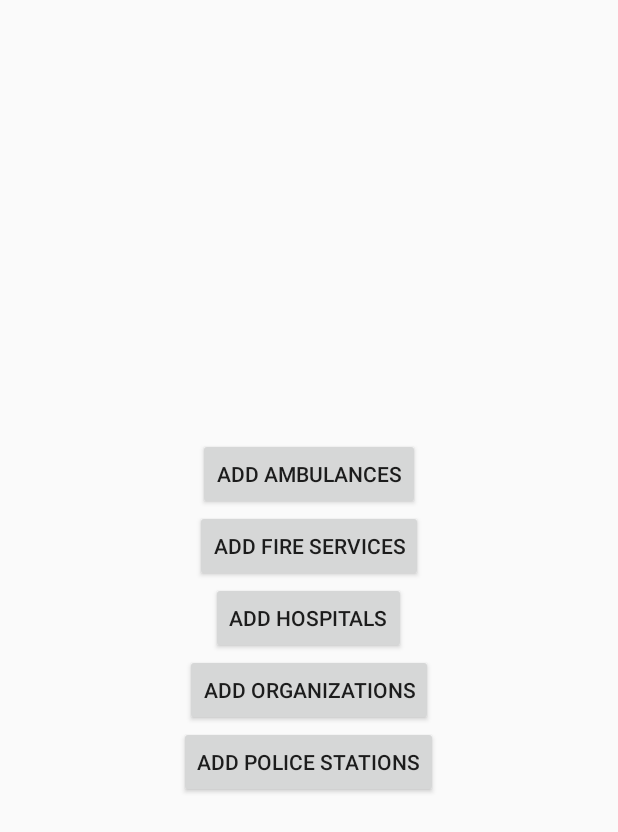
After one commit to sifatabdullah386/SafeGuard, an Android app: the AdminPanel screen opened directly, with no data from a screen before it, on a phone screen of 412 x 824 dp. The commit adds this screen. Shown: the top 832 px of the screen. Run offline under Robolectric (Android 15) with nearby library versions, the phone set to English and light mode, and no system bars.

Commit message:
Commit13

```diff
--- /dev/null
+++ b/app/src/main/java/com/example/safeguard/AdminPanel.java
@@ -0,0 +1,55 @@
+package com.example.safeguard;
+
+import androidx.appcompat.app.AppCompatActivity;
+
+import android.content.Intent;
+import android.os.Bundle;
+import android.view.View;
+import android.widget.Button;
+
+public class AdminPanel extends AppCompatActivity {
+
+    Button Ambulances,FireServices,Hospitals,Organizations,PoliceStations;
+    @Override
+    protected void onCreate(Bundle savedInstanceState) {
+        super.onCreate(savedInstanceState);
+        setContentView(R.layout.activity_admin_panel);
+
+        Ambulances =findViewById(R.id.add_ambulance_button);
+        FireServices =findViewById(R.id.add_fire_services_button);
+        Hospitals =findViewById(R.id.add_hospitals_button);
+        Organizations =findViewById(R.id.add_organizations_button);
+        PoliceStations =findViewById(R.id.add_police_stations_button);
+
+        Ambulances.setOnClickListener(new View.OnClickListener() {
+            public void onClick(View view) {
+                Intent intent=new Intent(AdminPanel.this,addAmbulances.class);
+                startActivity(intent);
+            }
+        });
+        FireServices.setOnClickListener(new View.OnClickListener() {
+            public void onClick(View view) {
+                Intent intent=new Intent(AdminPanel.this,addFireServices.class);
+                startActivity(intent);
+            }
+        });
+        Hospitals.setOnClickListener(new View.OnClickListener() {
+            public void onClick(View view) {
+                Intent intent=new Intent(AdminPanel.this,addHospitals.class);
+                startActivity(intent);
+            }
+        });
+        Organizations.setOnClickListener(new View.OnClickListener() {
+            public void onClick(View view) {
+                Intent intent=new Intent(AdminPanel.this,addOrganizations.class);
+                startActivity(intent);
+            }
+        });
+        PoliceStations.setOnClickListener(new View.OnClickListener() {
+            public void onClick(View view) {
+                Intent intent=new Intent(AdminPanel.this,addPoliceStations.class);
+                startActivity(intent);
+            }
+        });
+    }
+}
--- /dev/null
+++ b/app/src/main/res/layout/activity_admin_panel.xml
@@ -0,0 +1,37 @@
+<?xml version="1.0" encoding="utf-8"?>
+<LinearLayout
+    xmlns:android="http://schemas.android.com/apk/res/android"
+    xmlns:tools="http://schemas.android.com/tools"
+    android:layout_width="match_parent"
+    android:layout_height="match_parent"
+    android:orientation="vertical"
+    android:gravity="center"
+    tools:context=".AdminPanel">
+
+    <Button
+        android:layout_width="wrap_content"
+        android:layout_height="wrap_content"
+        android:id="@+id/add_ambulance_button"
+        android:text="Add Ambulances"/>
+    <Button
+        android:layout_width="wrap_content"
+        android:layout_height="wrap_content"
+        android:id="@+id/add_fire_services_button"
+        android:text="Add Fire Services"/>
+    <Button
+        android:layout_width="wrap_content"
+        android:layout_height="wrap_content"
+        android:id="@+id/add_hospitals_button"
+        android:text="Add Hospitals"/>
+    <Button
+        android:layout_width="wrap_content"
+        android:layout_height="wrap_content"
+        android:id="@+id/add_organizations_button"
+        android:text="Add Organizations"/>
+    <Button
+        android:layout_width="wrap_content"
+        android:layout_height="wrap_content"
+        android:id="@+id/add_police_stations_button"
+        android:text="Add Police Stations"/>
+
+</LinearLayout>
--- a/app/src/main/res/values/strings.xml
+++ b/app/src/main/res/values/strings.xml
@@ -54,4 +54,5 @@
     <string name="all_details">Enter all details</string>
     <string name="enter_username">Enter Username</string>
     <string name="title_activity_pick_place">Map</string>
+    <string name="drawer_privacy_policy">Privacy Policy</string>
 </resources>
```
Also changed, not shown: app/src/main/AndroidManifest.xml (+3 -11 lines), app/src/main/java/com/example/safeguard/AdminActivity.java (+60 -1 lines), app/src/main/java/com/example/safeguard/Capture.java (+5 -38 lines), app/src/main/java/com/example/safeguard/MainActivity.java (+6 -30 lines), app/src/main/res/drawable/drawer_admin_image.xml (added, +9 -0 lines), app/src/main/res/layout/admin_layout.xml (+11 -12 lines), app/src/main/res/menu/drawer_menu_items.xml (+13 -21 lines), app/src/main/res/menu/menu_feed_back.xml (deleted, +0 -10 lines), app/src/main/res/menu/settings_menu_items.xml (+0 -8 lines), app/src/main/res/drawable/drawer_coordinator_image.png (added), app/src/main/res/drawable/drawer_privacy_policy_image.png (added).
